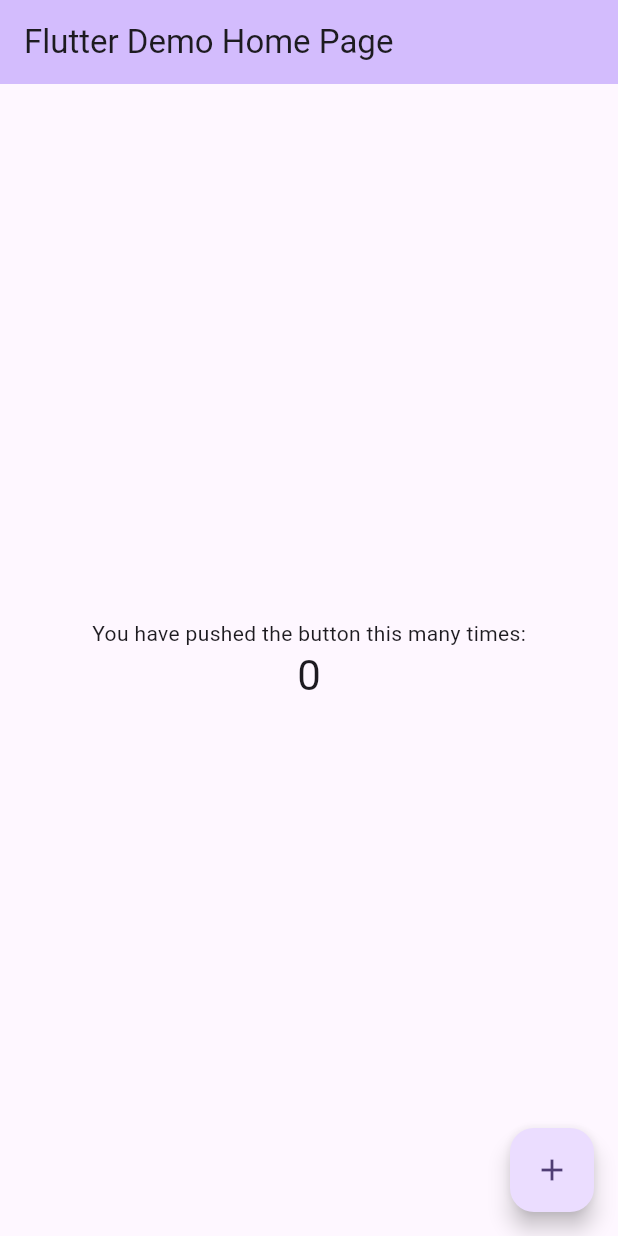
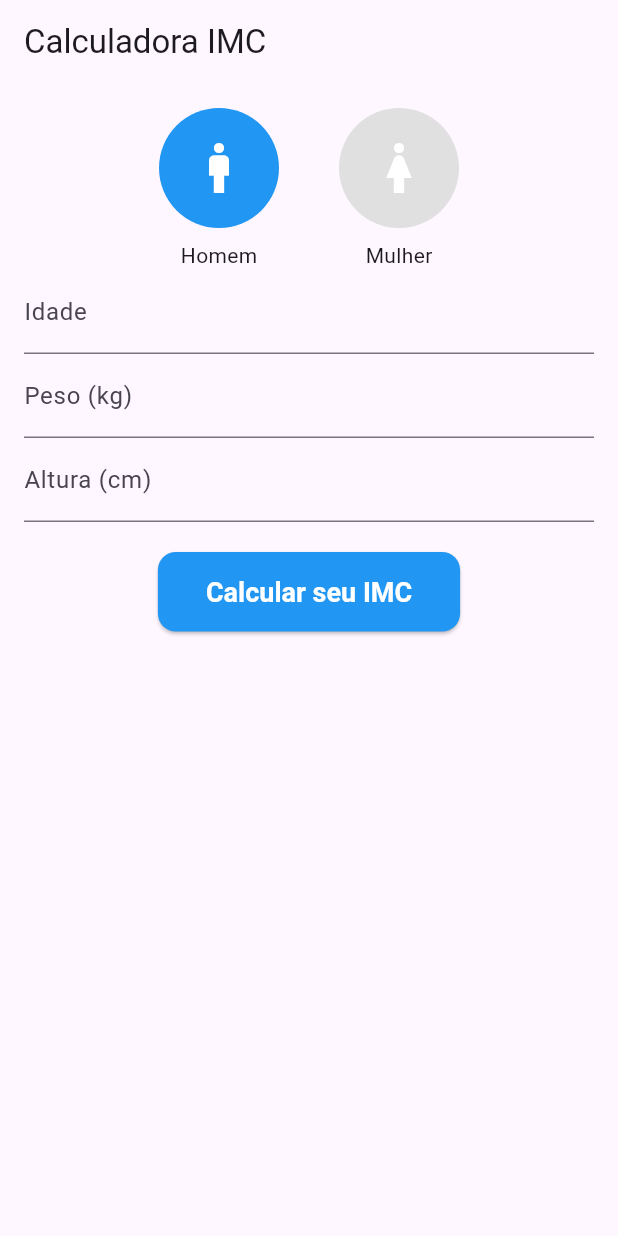
Before and after one commit to MarcelFinavaro/calculadora_imc_flutter, a Flutter app: the screen it shows after launch, on a phone screen of 412 x 824 dp. Run offline on Flutter 3.47's test engine with Material 3 defaults, Android fonts, the phone set to English and light mode, and no system bars.

```diff
--- a/lib/main.dart
+++ b/lib/main.dart
@@ -1,122 +1,104 @@
 import 'package:flutter/material.dart';
+import 'screens/input_screen.dart';
 
 void main() {
-  runApp(const MyApp());
+  runApp(const CalculadoraIMCApp());
 }
 
-class MyApp extends StatelessWidget {
-  const MyApp({super.key});
+class CalculadoraIMCApp extends StatelessWidget {
+  const CalculadoraIMCApp({super.key});
 
-  // This widget is the root of your application.
   @override
   Widget build(BuildContext context) {
     return MaterialApp(
-      title: 'Flutter Demo',
-      theme: ThemeData(
-        // This is the theme of your application.
-        //
-        // TRY THIS: Try running your application with "flutter run". You'll see
-        // the application has a purple toolbar. Then, without quitting the app,
-        // try changing the seedColor in the colorScheme below to Colors.green
-        // and then invoke "hot reload" (save your changes or press the "hot
-        // reload" button in a Flutter-supported IDE, or press "r" if you used
-        // the command line to start the app).
-        //
-        // Notice that the counter didn't reset back to zero; the application
-        // state is not lost during the reload. To reset the state, use hot
-        // restart instead.
-        //
-        // This works for code too, not just values: Most code changes can be
-        // tested with just a hot reload.
-        colorScheme: ColorScheme.fromSeed(seedColor: Colors.deepPurple),
-      ),
-      home: const MyHomePage(title: 'Flutter Demo Home Page'),
+      title: 'Calculadora de IMC',
+      theme: ThemeData(primarySwatch: Colors.blue),
+      home: InputScreen(),
     );
   }
 }
 
-class MyHomePage extends StatefulWidget {
-  const MyHomePage({super.key, required this.title});
-
-  // This widget is the home page of your application. It is stateful, meaning
-  // that it has a State object (defined below) that contains fields that affect
-  // how it looks.
-
-  // This class is the configuration for the state. It holds the values (in this
-  // case the title) provided by the parent (in this case the App widget) and
-  // used by the build method of the State. Fields in a Widget subclass are
-  // always marked "final".
-
-  final String title;
+class IMCScreen extends StatefulWidget {
+  const IMCScreen({super.key});
 
   @override
-  State<MyHomePage> createState() => _MyHomePageState();
+  State<IMCScreen> createState() => _IMCScreenState();
 }
 
-class _MyHomePageState extends State<MyHomePage> {
-  int _counter = 0;
+class _IMCScreenState extends State<IMCScreen> {
+  final TextEditingController _pesoController = TextEditingController();
+  final TextEditingController _alturaController = TextEditingController();
+  String _resultado = '';
 
-  void _incrementCounter() {
+  void _calcularIMC() {
+    final peso = double.tryParse(_pesoController.text.replaceAll(',', '.'));
+    final altura = double.tryParse(_alturaController.text.replaceAll(',', '.'));
+
+    if (peso == null || altura == null || altura <= 0) {
+      setState(() {
+        _resultado = 'Por favor, insira valores válidos.';
+      });
+      return;
+    }
+
+    final imc = peso / (altura * altura);
+    String classificacao;
+
+    if (imc < 18.5) {
+      classificacao = 'Abaixo do peso';
+    } else if (imc < 24.9) {
+      classificacao = 'Peso normal';
+    } else if (imc < 29.9) {
+      classificacao = 'Sobrepeso';
+    } else {
+      classificacao = 'Obesidade';
+    }
+
     setState(() {
-      // This call to setState tells the Flutter framework that something has
-      // changed in this State, which causes it to rerun the build method below
-      // so that the display can reflect the updated values. If we changed
-      // _counter without calling setState(), then the build method would not be
-      // called again, and so nothing would appear to happen.
-      _counter++;
+      _resultado =
+          'IMC: ${imc.toStringAsFixed(2)}\nClassificação: $classificacao';
     });
   }
 
   @override
   Widget build(BuildContext context) {
-    // This method is rerun every time setState is called, for instance as done
-    // by the _incrementCounter method above.
-    //
-    // The Flutter framework has been optimized to make rerunning build methods
-    // fast, so that you can just rebuild anything that needs updating rather
-    // than having to individually change instances of widgets.
     return Scaffold(
-      appBar: AppBar(
-        // TRY THIS: Try changing the color here to a specific color (to
-        // Colors.amber, perhaps?) and trigger a hot reload to see the AppBar
-        // change color while the other colors stay the same.
-        backgroundColor: Theme.of(context).colorScheme.inversePrimary,
-        // Here we take the value from the MyHomePage object that was created by
-        // the App.build method, and use it to set our appbar title.
-        title: Text(widget.title),
-      ),
-      body: Center(
-        // Center is a layout widget. It takes a single child and positions it
-        // in the middle of the parent.
+      appBar: AppBar(title: const Text('Calculadora de IMC')),
+      body: Padding(
+        padding: const EdgeInsets.all(16.0),
         child: Column(
-          // Column is also a layout widget. It takes a list of children and
-          // arranges them vertically. By default, it sizes itself to fit its
-          // children horizontally, and tries to be as tall as its parent.
-          //
-          // Column has various properties to control how it sizes itself and
-          // how it positions its children. Here we use mainAxisAlignment to
-          // center the children vertically; the main axis here is the vertical
-          // axis because Columns are vertical (the cross axis would be
-          // horizontal).
-          //
-          // TRY THIS: Invoke "debug painting" (choose the "Toggle Debug Paint"
-          // action in the IDE, or press "p" in the console), to see the
-          // wireframe for each widget.
-          mainAxisAlignment: MainAxisAlignment.center,
-          children: <Widget>[
-            const Text('You have pushed the button this many times:'),
+          children: [
+            TextField(
+              controller: _pesoController,
+              keyboardType: TextInputType.number,
+              decoration: const InputDecoration(
+                labelText: 'Peso (kg)',
+                border: OutlineInputBorder(),
+              ),
+            ),
+            const SizedBox(height: 16),
+            TextField(
+              controller: _alturaController,
+              keyboardType: TextInputType.number,
+              decoration: const InputDecoration(
+                labelText: 'Altura (m)',
+                border: OutlineInputBorder(),
+              ),
+            ),
+            const SizedBox(height: 24),
+            ElevatedButton(
+              onPressed: _calcularIMC,
+              child: const Text('Calcular IMC'),
+            ),
+            const SizedBox(height: 24),
             Text(
-              '$_counter',
-              style: Theme.of(context).textTheme.headlineMedium,
+              _resultado,
+              style: const TextStyle(fontSize: 18),
+              textAlign: TextAlign.center,
             ),
           ],
         ),
       ),
-      floatingActionButton: FloatingActionButton(
-        onPressed: _incrementCounter,
-        tooltip: 'Increment',
-        child: const Icon(Icons.add),
-      ), // This trailing comma makes auto-formatting nicer for build methods.
     );
   }
 }
--- /dev/null
+++ b/lib/screens/input_screen.dart
@@ -0,0 +1,120 @@
+import 'package:flutter/material.dart';
+import 'result_screen.dart';
+
+class InputScreen extends StatefulWidget {
+  const InputScreen({super.key});
+
+  @override
+  State<InputScreen> createState() => _InputScreenState();
+}
+
+class _InputScreenState extends State<InputScreen> {
+    String selectedGender = 'Masculino';
+  final TextEditingController weightController = TextEditingController();
+  final TextEditingController ageController = TextEditingController();
+  final TextEditingController heightController = TextEditingController();
+
+  void calculateBMI() {
+    final weight = double.tryParse(weightController.text);
+    final height = double.tryParse(heightController.text);
+    final age = int.tryParse(ageController.text);
+
+    if (weight != null && weight > 0 && height != null && height > 0 && age != null && age > 0) {
+      final heightInMeters = height / 100;
+      final bmi = (weight / (heightInMeters * heightInMeters)).toStringAsFixed(1);
+
+      Navigator.push(
+        context,
+        MaterialPageRoute(
+          builder: (context) => ResultScreen(
+            gender: selectedGender,
+            age: age,
+            height: height.toInt(),
+            bmi: bmi,
+          ),
+        ),
+      );
+    } else {
+      ScaffoldMessenger.of(context).showSnackBar(
+        const SnackBar(content: Text('Preencha todos os campos corretamente')),
+      );
+    }
+  }
+
+  @override
+  Widget build(BuildContext context) {
+    return Scaffold(
+      appBar: AppBar(title: const Text('Calculadora IMC')),
+      body: Padding(
+        padding: const EdgeInsets.all(16),
+        child: Column(
+          children: [
+            Row(
+              mainAxisAlignment: MainAxisAlignment.center,
+              children: [
+                GestureDetector(
+                  onTap: () => setState(() => selectedGender = 'Masculino'),
+                  child: Column(
+                    children: [
+                      CircleAvatar(
+                        radius: 40,
+                        backgroundColor: selectedGender == 'Masculino' ? Colors.blue : Colors.grey[300],
+                        child: Icon(Icons.man, size: 40, color: Colors.white),
+                      ),
+                      const SizedBox(height: 8),
+                      const Text('Homem'),
+                    ],
+                  ),
+                ),
+                const SizedBox(width: 40),
+                GestureDetector(
+                  onTap: () => setState(() => selectedGender = 'Feminino'),
+                  child: Column(
+                    children: [
+                      CircleAvatar(
+                        radius: 40,
+                        backgroundColor: selectedGender == 'Feminino' ? Colors.pink : Colors.grey[300],
+                        child: Icon(Icons.woman, size: 40, color: Colors.white),
+                      ),
+                      const SizedBox(height: 8),
+                      const Text('Mulher'),
+                    ],
+                  ),
+                ),
+              ],
+            ),
+            TextField(
+              controller: ageController,
+              keyboardType: TextInputType.number,
+              decoration: const InputDecoration(labelText: 'Idade'),
+            ),
+            TextField(
+              controller: weightController,
+              keyboardType: TextInputType.number,
+              decoration: const InputDecoration(labelText: 'Peso (kg)'),
+            ),
+            TextField(
+              controller: heightController,
+              keyboardType: TextInputType.number,
+              decoration: const InputDecoration(labelText: 'Altura (cm)'),
+            ),
+            const SizedBox(height: 20),
+            ElevatedButton(
+              style: ElevatedButton.styleFrom(
+                backgroundColor: Colors.blue, // Cor de fundo azul
+                foregroundColor: Colors.white, // Texto branco
+                padding: const EdgeInsets.symmetric(horizontal: 32, vertical: 16),
+                textStyle: const TextStyle(fontSize: 18, fontWeight: FontWeight.bold),
+                shape: RoundedRectangleBorder(
+                  borderRadius: BorderRadius.circular(12),
+                ),
+              ),
+              onPressed: calculateBMI,
+              child: const Text('Calcular seu IMC'),
+            ),
+          ],
+        ),
+      ),
+    );
+  }
+}
```
Also changed, not shown: lib/screens/reference_screen.dart (added, +54 -0 lines), lib/screens/result_screen.dart (added, +112 -0 lines), flutter_01.png (added), flutter_02.png (added), 5 other files.
